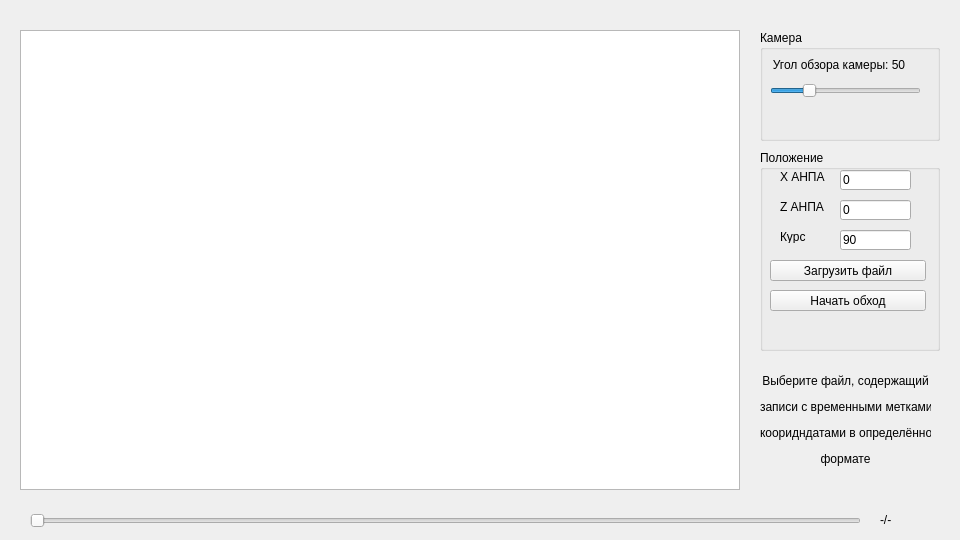
Qt form docking_v2/mainwindow.ui (edirab/Studying-Qt) before a commit.
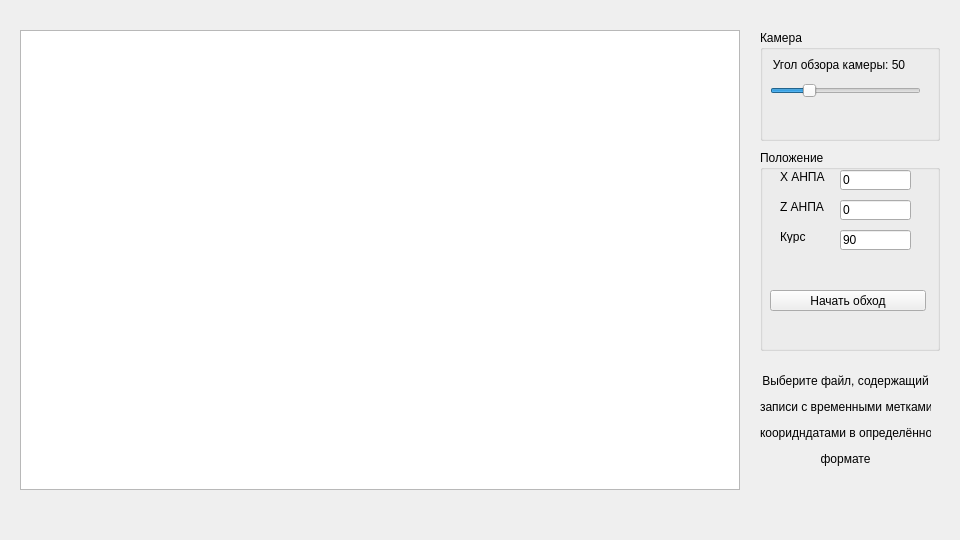
The same form after that commit.

What changed in the file:
```diff
--- a/docking_v2/mainwindow.ui
+++ b/docking_v2/mainwindow.ui
@@ -75,19 +75,6 @@
      <bool>true</bool>
     </property>
    </widget>
-   <widget class="QPushButton" name="pushButton_loadFile">
-    <property name="geometry">
-     <rect>
-      <x>10</x>
-      <y>110</y>
-      <width>156</width>
-      <height>21</height>
-     </rect>
-    </property>
-    <property name="text">
-     <string>Загрузить файл</string>
-    </property>
-   </widget>
    <widget class="QLineEdit" name="lineEdit_Y">
     <property name="geometry">
      <rect>
@@ -252,38 +239,6 @@
     <enum>Qt::RichText</enum>
    </property>
   </widget>
-  <widget class="QSlider" name="hSlider_timeline">
-   <property name="geometry">
-    <rect>
-     <x>30</x>
-     <y>510</y>
-     <width>831</width>
-     <height>22</height>
-    </rect>
-   </property>
-   <property name="minimum">
-    <number>1</number>
-   </property>
-   <property name="maximum">
-    <number>8000</number>
-   </property>
-   <property name="orientation">
-    <enum>Qt::Horizontal</enum>
-   </property>
-  </widget>
-  <widget class="QLabel" name="label_timeline">
-   <property name="geometry">
-    <rect>
-     <x>880</x>
-     <y>510</y>
-     <width>71</width>
-     <height>20</height>
-    </rect>
-   </property>
-   <property name="text">
-    <string>-/-</string>
-   </property>
-  </widget>
  </widget>
  <resources/>
  <connections/>
```
